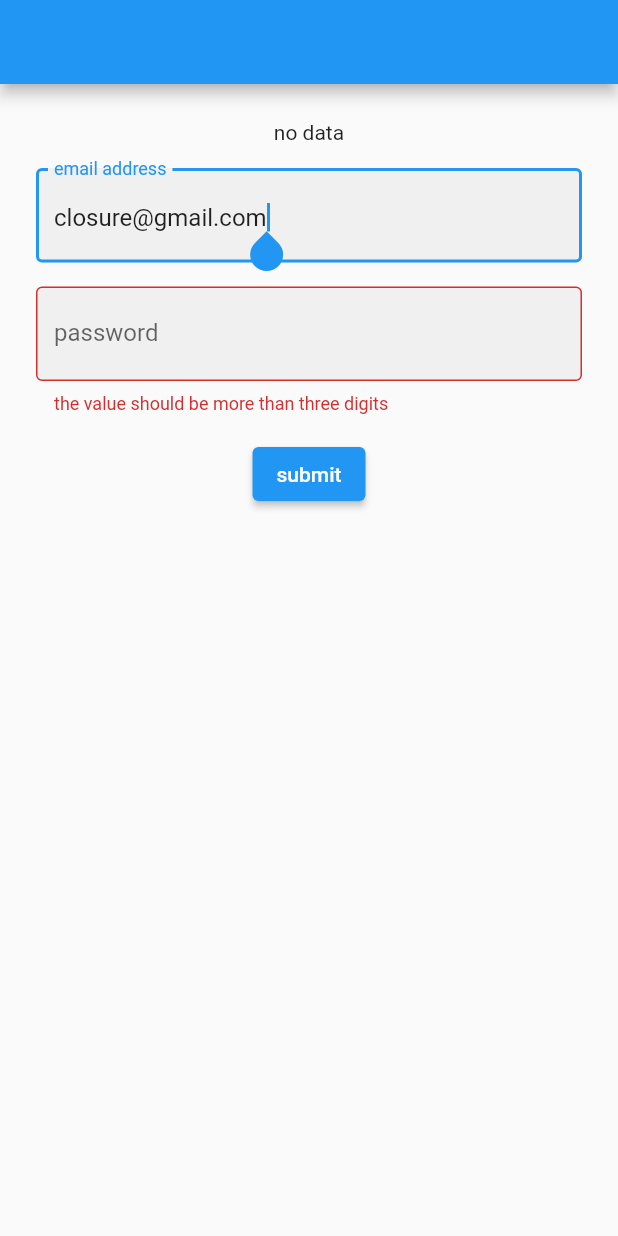
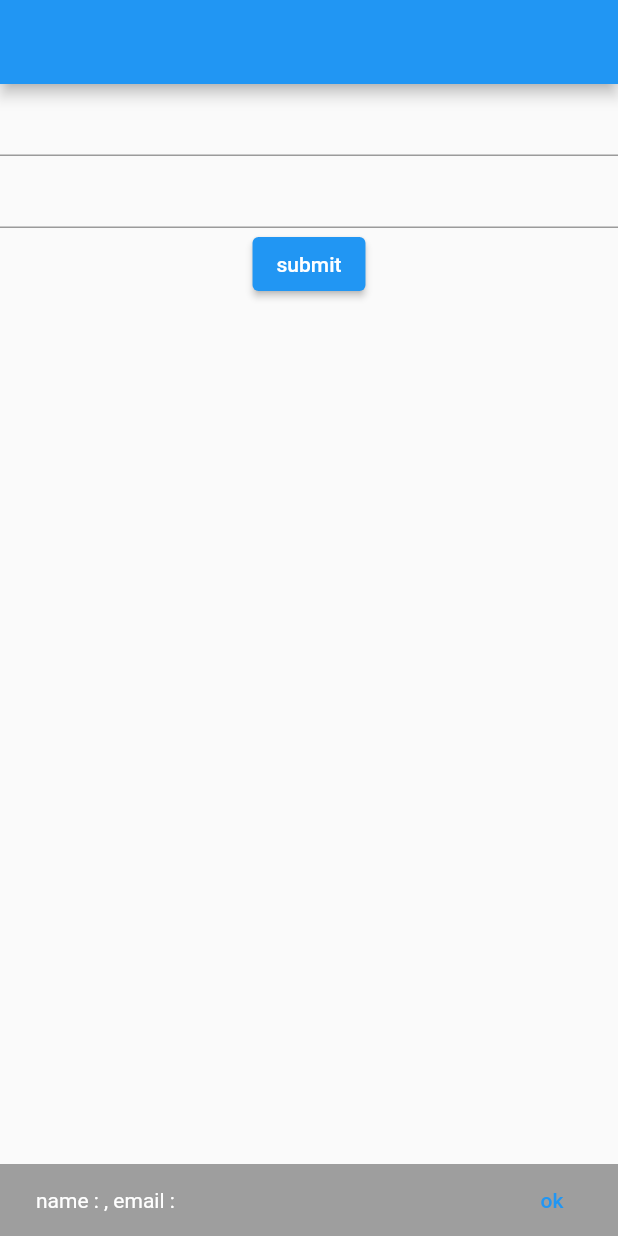
Before and after one commit to The-Closure/flutter_course_autumn_2021, a Flutter app: the screen it shows after launch, after a tap on "submit", on a phone screen of 412 x 824 dp. Run offline on Flutter 3.47's test engine with Material 2 defaults, Android fonts, the phone set to English and light mode, and no system bars; our stand-ins replace get.

Commit message:
init point

```diff
--- a/lib/first_page.dart
+++ b/lib/first_page.dart
@@ -1,116 +1,33 @@
 import 'package:flutter/material.dart';
-import 'package:flutter/services.dart';
-import 'package:flutter_course_autumn_2021/second_page.dart';
-import 'package:get/get.dart';
+import 'package:flutter_course_autumn_2021/first_page_body.dart';
 
-class FirstPage extends StatefulWidget {
-  FirstPage({Key key}) : super(key: key);
+class RootFirstPage extends InheritedWidget {
+  RootFirstPage({Key key, @required this.child})
+      : super(key: key, child: child);
+
+  final Widget child;
+  TextEditingController emailController = TextEditingController();
+  TextEditingController nameController = TextEditingController();
+
+  static RootFirstPage of(BuildContext context) {
+    return context.dependOnInheritedWidgetOfExactType<RootFirstPage>();
+  }
 
   @override
-  _FirstPageState createState() => _FirstPageState();
+  bool updateShouldNotify(RootFirstPage oldWidget) {
+    return true;
+  }
 }
 
-class _FirstPageState extends State<FirstPage> {
-  Map map = Map();
-
-  TextEditingController emailController = TextEditingController();
-
-  TextEditingController passwordController = TextEditingController();
-
-  GlobalKey<FormState> formKey = GlobalKey();
+class FirstPage extends StatelessWidget {
+  const FirstPage({Key key}) : super(key: key);
 
   @override
   Widget build(BuildContext context) {
-    emailController.value = TextEditingValue(text: 'closure@gmail.com');
-    return Scaffold(
-      appBar: AppBar(),
-      body: Container(
-        alignment: Alignment.center,
-        padding: EdgeInsets.all(16),
-        child: Form(
-          key: formKey,
-          child: Column(
-            children: [
-              Padding(
-                padding: EdgeInsets.all(8),
-                child: Text(map['returnedData'] ?? 'no data'),
-              ),
-              Padding(
-                padding: const EdgeInsets.all(8.0),
-                child: TextFormField(
-                  validator: (value) {
-                    if (value.length > 3)
-                      return null;
-                    else
-                      return 'the value should be more than three digits';
-                  },
-                  decoration: InputDecoration(
-                    border: OutlineInputBorder(),
-                    labelText: 'email address',
-                    hintText: "info@example.com",
-                    hintStyle: TextStyle(fontSize: 20),
-                    // fillColor: Colors.red,
-                    filled: true,
-                    focusColor: Colors.green,
-                  ),
-                  enabled: true,
-                  autofocus: true,
-                  keyboardType: TextInputType.emailAddress,
-                  controller: emailController,
-                ),
-              ),
-              Padding(
-                padding: const EdgeInsets.all(8.0),
-                child: TextFormField(
-                  validator: (value) {
-                    if (value.length > 3)
-                      return null;
-                    else
-                      return 'the value should be more than three digits';
-                  },
-                  decoration: InputDecoration(
-                    border: OutlineInputBorder(),
-                    labelText: 'password',
-                    hintText: "P@ssw0rd",
-                    hintStyle: TextStyle(fontSize: 20),
-                    // fillColor: Colors.red,
-                    filled: true,
-                    focusColor: Colors.green,
-                  ),
-                  obscureText: true,
-                  enabled: true,
-                  autofocus: true,
-                  keyboardType: TextInputType.emailAddress,
-                  controller: passwordController,
-                ),
-              ),
-              Padding(
-                padding: const EdgeInsets.all(8.0),
-                child: ElevatedButton(
-                  onPressed: () {
-
-                    if (formKey.currentState.validate()) {
-                      // Navigator.of(context)
-                      //     .pushNamed('/second_page', arguments: {
-                      //   'email': emailController.text,
-                      //   'password': passwordController.text,
-                      // }).then((value) {
-                      //   setState(() {
-                      //     map = value;
-                      //   });
-                      // });
-                      // Get.toNamed('/second_page');
-                      print('invalid values');
-                    }
-                  },
-                  child: Text(
-                    'submit',
-                  ),
-                ),
-              ),
-            ],
-          ),
-        ),
+    return RootFirstPage(
+      child: Scaffold(
+        appBar: AppBar(),
+        body: FirstPageBody(),
       ),
     );
   }
--- /dev/null
+++ b/lib/first_page_body.dart
@@ -0,0 +1,23 @@
+import 'package:flutter/material.dart';
+import 'package:flutter_course_autumn_2021/first_page.dart';
+import 'package:flutter_course_autumn_2021/first_page_submit.dart';
+
+class FirstPageBody extends StatelessWidget {
+  FirstPageBody({Key key}) : super(key: key);
+  @override
+  Widget build(BuildContext context) {
+    return Container(
+      child: Column(
+        children: [
+          TextField(
+            controller: RootFirstPage.of(context).emailController,
+          ),
+          TextField(
+            controller: RootFirstPage.of(context).nameController,
+          ),
+          SubmitWidget()
+        ],
+      ),
+    );
+  }
+}
--- /dev/null
+++ b/lib/first_page_submit.dart
@@ -0,0 +1,29 @@
+import 'package:flutter/material.dart';
+import 'package:flutter_course_autumn_2021/first_page.dart';
+import 'package:get/get.dart';
+
+class SubmitWidget extends StatelessWidget {
+  SubmitWidget({
+    Key key,
+  }) : super(key: key);
+
+  @override
+  Widget build(BuildContext context) {
+    return ElevatedButton(
+      child: Text('submit'),
+      onPressed: () {
+        ScaffoldMessenger.of(context).showSnackBar(
+          SnackBar(
+            content: Text(
+                'name : ${RootFirstPage.of(context).nameController.text}, email : ${RootFirstPage.of(context).emailController.text}'),
+            backgroundColor: Colors.grey,
+            action: SnackBarAction(
+              onPressed: () {},
+              label: 'ok',
+            ),
+          ),
+        );
+      },
+    );
+  }
+}
--- a/lib/main.dart
+++ b/lib/main.dart
@@ -1,7 +1,6 @@
 import 'package:flutter/cupertino.dart';
 import 'package:flutter/material.dart';
 import 'package:flutter_course_autumn_2021/first_page.dart';
-import 'package:flutter_course_autumn_2021/second_page.dart';
 
 main() {
   runApp(MyApp());
@@ -14,10 +13,6 @@ class MyApp extends StatelessWidget {
   Widget build(BuildContext context) {
     return MaterialApp(
       home: FirstPage(),
-      routes: {
-        '/first_page': (context) => FirstPage(),
-        '/second_page': (context) => SecondPage()
-      },
     );
   }
 }
--- a/lib/second_page.dart
+++ /dev/null
@@ -1,40 +0,0 @@
-import 'package:flutter/material.dart';
-
-class SecondPage extends StatelessWidget {
-  String email;
-  String password;
-  SecondPage({Key key}) : super(key: key);
-
-  @override
-  Widget build(BuildContext context) {
-    Map<String, String> info = ModalRoute.of(context).settings.arguments as Map;
-    Map userInfo = RouteSettings(name: 'userInfo').arguments;
-    return Scaffold(
-      appBar: AppBar(),
-      body: Padding(
-        padding: EdgeInsets.all(8),
-        child: Column(
-          children: [
-            Padding(
-              padding: const EdgeInsets.all(8.0),
-              child: Text('${info['email']}'),
-            ),
-            Padding(
-              padding: const EdgeInsets.all(8.0),
-              child: Text('${info['password']}'),
-            ),
-            Padding(
-              padding: const EdgeInsets.all(8.0),
-              child: ElevatedButton(
-                  onPressed: () {
-                    Navigator.of(context)
-                        .pop({'returnedData': 'second_page_pop'});
-                  },
-                  child: Text('back')),
-            ),
-          ],
-        ),
-      ),
-    );
-  }
-}
```
